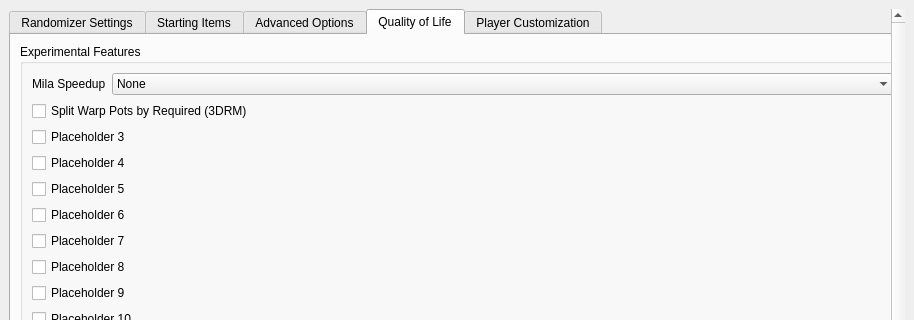
This is wwr_ui/randomizer_window.ui in tanjo3/wwrando as Qt 5 draws it before an edit; both pictures show x 0 to 914 and y 0 to 320 of the 914 by 800 pixel window. The edited form follows.
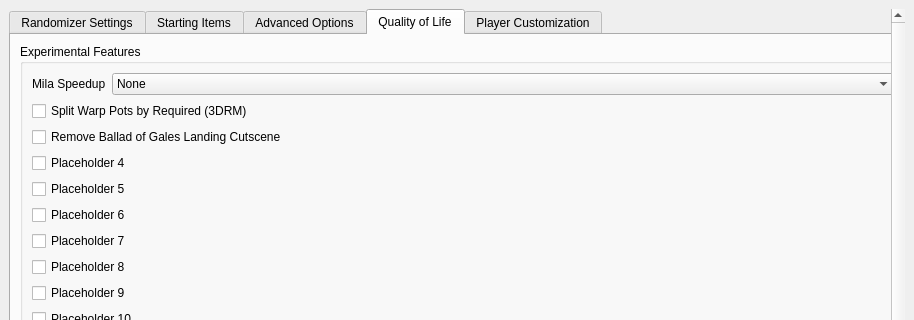
This is the edited form. The open tabs and pages were chosen to show the change. Custom widgets are drawn as their Qt base class.

Commit message: make ballad cs removal optional

Patch:
```diff
--- a/wwr_ui/randomizer_window.ui
+++ b/wwr_ui/randomizer_window.ui
@@ -1279,7 +1279,7 @@
                <item>
                 <widget class="QCheckBox" name="quality_of_life_3">
                  <property name="text">
-                  <string>Placeholder 3</string>
+                  <string>Remove Ballad of Gales Landing Cutscene</string>
                  </property>
                 </widget>
                </item>
```
Left out of the diff: 2 changed lines with no effect on the pictures. The commit also changes 3 other files.
